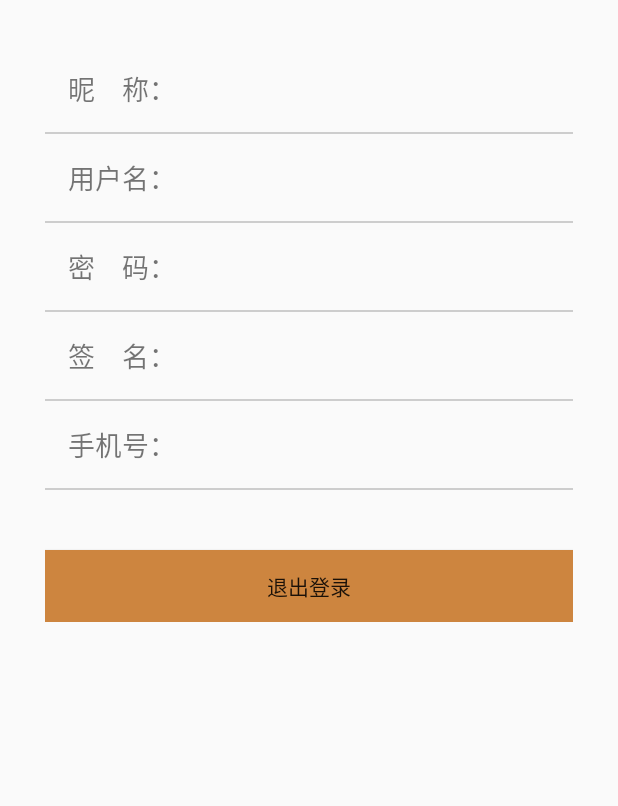
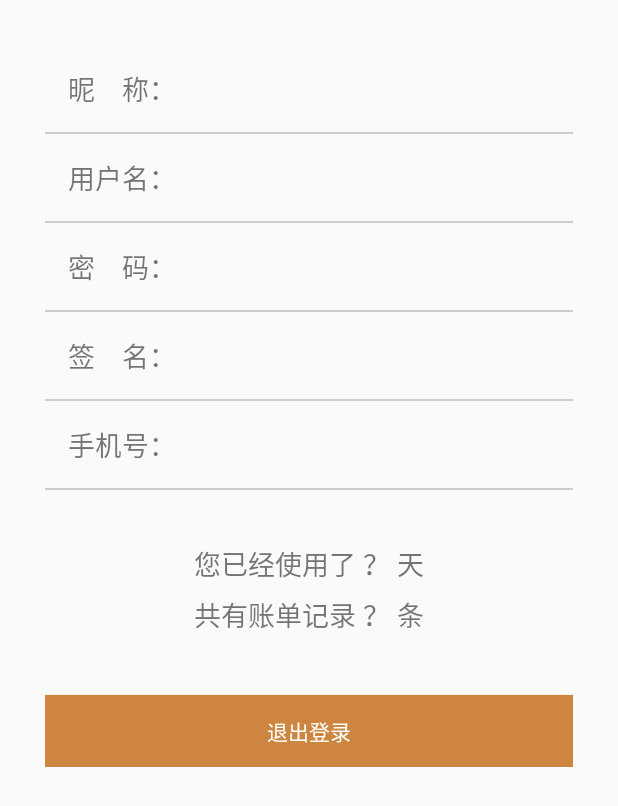
Before and after one commit to iwxyi/Poorrow, an Android app: the layout content_person.xml on its own in the app's theme, with its tools: preview values and no code run, on a phone screen of 412 x 824 dp. Shown: the top 806 px of the screen. Run offline under Robolectric (Android 15) with nearby library versions, the phone set to English and light mode, and no system bars.

Commit message:
PersonActivity新增使用时间统计和账单数量统计；修复FAB按钮上传点击没反应的问题

```diff
--- a/app/src/main/java/com/iwxyi/MainActivity.java
+++ b/app/src/main/java/com/iwxyi/MainActivity.java
@@ -24,6 +24,7 @@ import com.iwxyi.BillsFragment.BillsFragment;
 import com.iwxyi.BillsFragment.BlankDataFragment;
 import com.iwxyi.BillsFragment.DummyContent;
 import com.iwxyi.Record.RecordActivity;
+import com.iwxyi.Utils.DateTimeUtil;
 import com.iwxyi.Utils.FileUtil;
 import com.iwxyi.Utils.SettingsUtil;
 import com.iwxyi.Utils.UserInfo;
@@ -62,6 +63,11 @@ public class MainActivity extends AppCompatActivity
         FileUtil.ensureFolder();
 
         readUserInfo();
+
+        if (SettingsUtil.getLong(this, "firstStartTime") == 0) {
+            long timestamp = System.currentTimeMillis();
+            SettingsUtil.setVal(this, "firstStartTime", timestamp);
+        }
     }
 
     private void readUserInfo() {
--- a/app/src/main/res/layout/content_person.xml
+++ b/app/src/main/res/layout/content_person.xml
@@ -84,10 +84,30 @@
             android:layout_height="1dp"
             android:background="@color/colorLightGray" />
 
+        <TextView
+            android:id="@+id/tv_usedDay"
+            android:text="您已经使用了 ？ 天"
+            android:gravity="center"
+            android:layout_width="match_parent"
+            android:layout_height="wrap_content"
+            android:layout_marginTop="35dp"
+            android:layout_marginBottom="3dp"
+            android:textSize="18sp" />
+
+        <TextView
+            android:id="@+id/tv_recordCount"
+            android:text="共有账单记录 ？ 条"
+            android:gravity="center"
+            android:layout_width="match_parent"
+            android:layout_height="wrap_content"
+            android:layout_marginTop="3dp"
+            android:textSize="18sp" />
+
         <Button
             android:id="@+id/btn_signout"
             android:text="退出登录"
             android:background="@color/colorPrimaryDark"
+            android:textColor="@color/colorWhite"
             android:layout_marginTop="40dp"
             android:layout_width="match_parent"
             android:layout_height="wrap_content" />
```
Also changed, not shown: app/src/main/java/com/iwxyi/PersonActivity.java (+38 -16 lines), app/src/main/java/com/iwxyi/Utils/SettingsUtil.java (+15 -0 lines).
